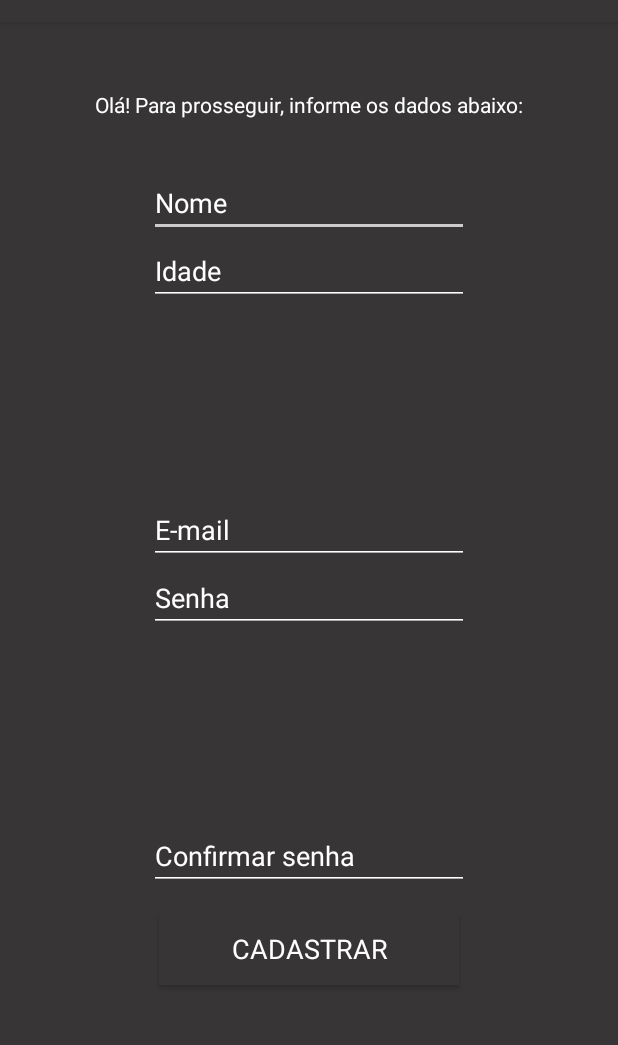
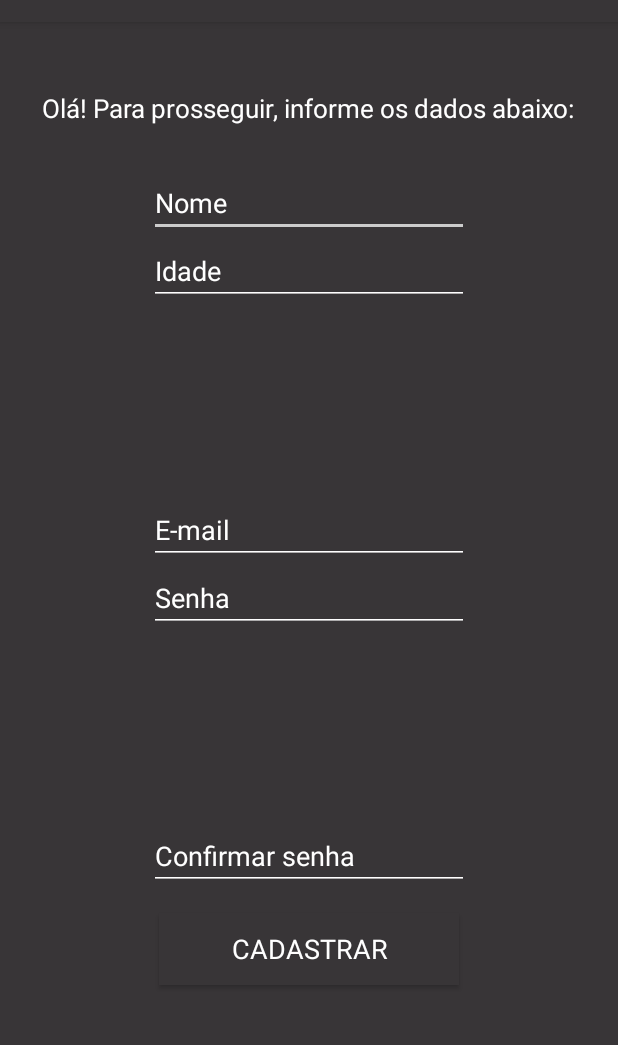
Before and after one commit to GustavoBragaa/InterdisciplinarPronto, an Android app: the NewUserActivity screen opened directly, with no data from a screen before it, on a phone screen of 412 x 824 dp, the part 62-1107 px from its top. Run offline under Robolectric (Android 15) with nearby library versions, the phone set to English and light mode, and no system bars; our stand-ins replace Firebase (no records; nobody signed in at launch, a user with empty details on screens opened directly); Roboto replaces fonts that are not available here.

```diff
--- a/app/src/main/res/layout/activity_new_user.xml
+++ b/app/src/main/res/layout/activity_new_user.xml
@@ -83,7 +83,8 @@
         android:layout_marginTop="45dp"
         android:fontFamily="@font/advent_pro_extralight"
         android:text="Olá! Para prosseguir, informe os dados abaixo:"
-        android:textColor="#FFFFFF" />
+        android:textColor="#FFFFFF"
+        android:textSize="17sp" />
 
     <EditText
         android:id="@+id/editIdade"
```
